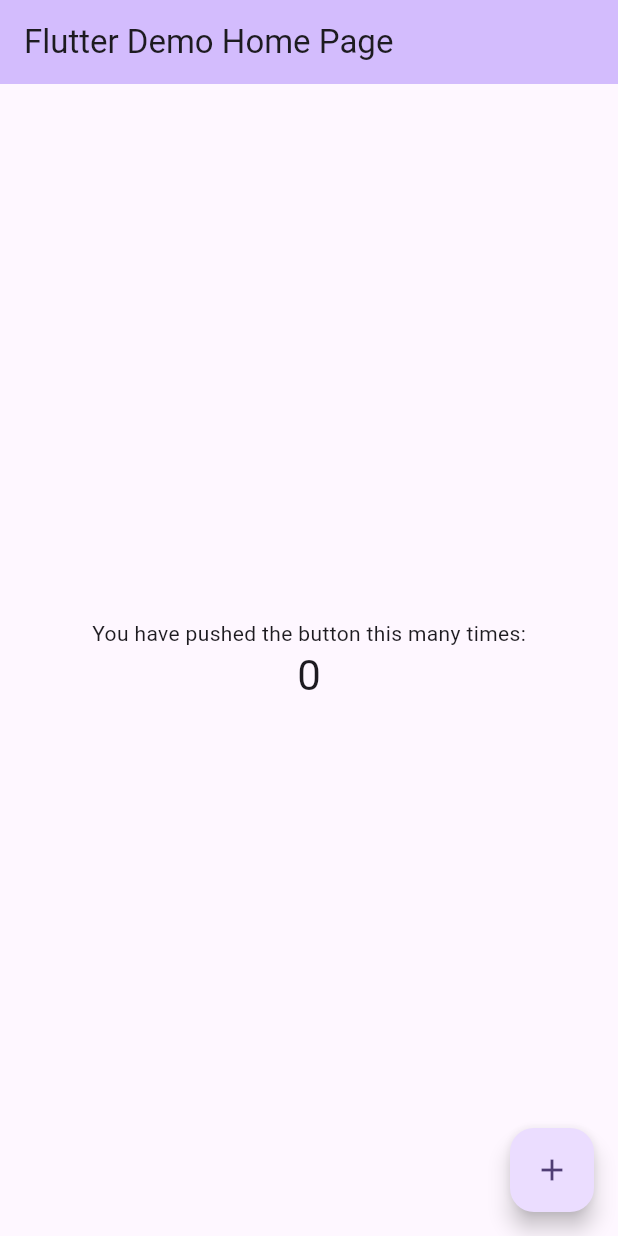
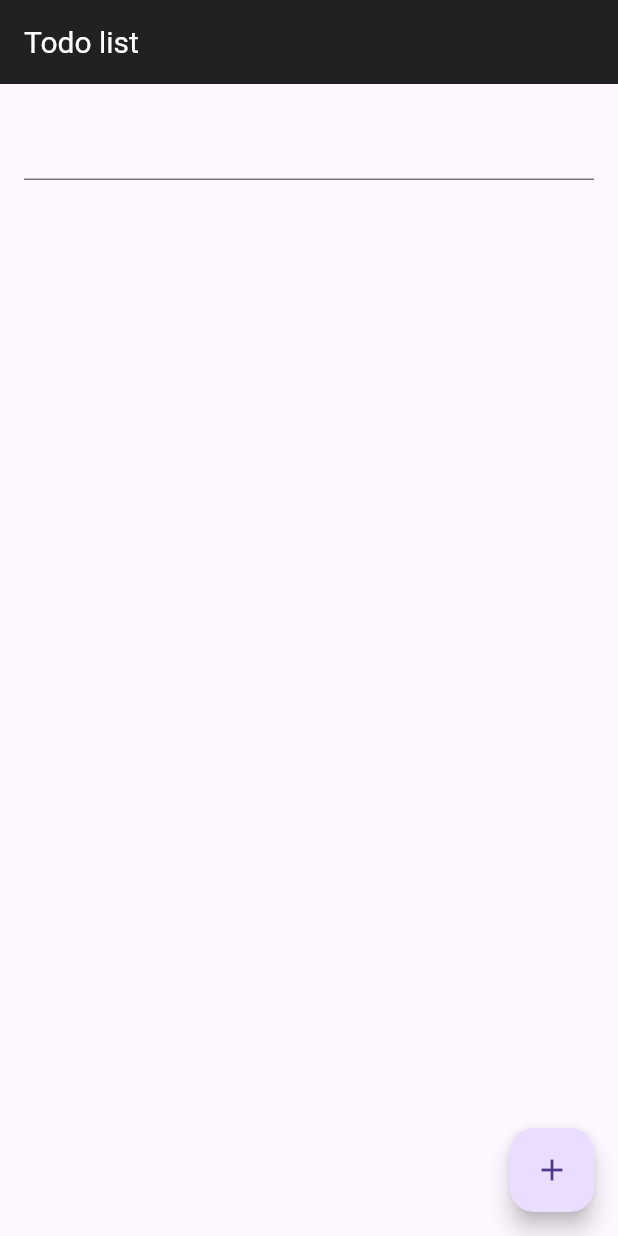
Before and after one commit to paulovsborges/LearningFlutter, a Flutter app: the screen it shows after launch, on a phone screen of 412 x 824 dp. Run offline on Flutter 3.47's test engine with Material 3 defaults, Android fonts, the phone set to English and light mode, and no system bars; our stand-ins replace go_router; missing offline and left inert: dart:ffi.

Commit message:
adding todo list

```diff
--- a/todo_list/lib/main.dart
+++ b/todo_list/lib/main.dart
@@ -1,4 +1,5 @@
 import 'package:flutter/material.dart';
+import 'package:todo_list/todo_list.dart';
 
 void main() {
   runApp(const MyApp());
@@ -7,119 +8,10 @@ void main() {
 class MyApp extends StatelessWidget {
   const MyApp({super.key});
 
-  // This widget is the root of your application.
   @override
   Widget build(BuildContext context) {
-    return MaterialApp(
-      title: 'Flutter Demo',
-      theme: ThemeData(
-        // This is the theme of your application.
-        //
-        // TRY THIS: Try running your application with "flutter run". You'll see
-        // the application has a purple toolbar. Then, without quitting the app,
-        // try changing the seedColor in the colorScheme below to Colors.green
-        // and then invoke "hot reload" (save your changes or press the "hot
-        // reload" button in a Flutter-supported IDE, or press "r" if you used
-        // the command line to start the app).
-        //
-        // Notice that the counter didn't reset back to zero; the application
-        // state is not lost during the reload. To reset the state, use hot
-        // restart instead.
-        //
-        // This works for code too, not just values: Most code changes can be
-        // tested with just a hot reload.
-        colorScheme: ColorScheme.fromSeed(seedColor: Colors.deepPurple),
-        useMaterial3: true,
-      ),
-      home: const MyHomePage(title: 'Flutter Demo Home Page'),
+    return const MaterialApp(
+      home: TodoListContainer(),
     );
   }
 }
-
-class MyHomePage extends StatefulWidget {
-  const MyHomePage({super.key, required this.title});
-
-  // This widget is the home page of your application. It is stateful, meaning
-  // that it has a State object (defined below) that contains fields that affect
-  // how it looks.
-
-  // This class is the configuration for the state. It holds the values (in this
-  // case the title) provided by the parent (in this case the App widget) and
-  // used by the build method of the State. Fields in a Widget subclass are
-  // always marked "final".
-
-  final String title;
-
-  @override
-  State<MyHomePage> createState() => _MyHomePageState();
-}
-
-class _MyHomePageState extends State<MyHomePage> {
-  int _counter = 0;
-
-  void _incrementCounter() {
-    setState(() {
-      // This call to setState tells the Flutter framework that something has
-      // changed in this State, which causes it to rerun the build method below
-      // so that the display can reflect the updated values. If we changed
-      // _counter without calling setState(), then the build method would not be
-      // called again, and so nothing would appear to happen.
-      _counter++;
-    });
-  }
-
-  @override
-  Widget build(BuildContext context) {
-    // This method is rerun every time setState is called, for instance as done
-    // by the _incrementCounter method above.
-    //
-    // The Flutter framework has been optimized to make rerunning build methods
-    // fast, so that you can just rebuild anything that needs updating rather
-    // than having to individually change instances of widgets.
-    return Scaffold(
-      appBar: AppBar(
-        // TRY THIS: Try changing the color here to a specific color (to
-        // Colors.amber, perhaps?) and trigger a hot reload to see the AppBar
-        // change color while the other colors stay the same.
-        backgroundColor: Theme.of(context).colorScheme.inversePrimary,
-        // Here we take the value from the MyHomePage object that was created by
-        // the App.build method, and use it to set our appbar title.
-        title: Text(widget.title),
-      ),
-      body: Center(
-        // Center is a layout widget. It takes a single child and positions it
-        // in the middle of the parent.
-        child: Column(
-          // Column is also a layout widget. It takes a list of children and
-          // arranges them vertically. By default, it sizes itself to fit its
-          // children horizontally, and tries to be as tall as its parent.
-          //
-          // Column has various properties to control how it sizes itself and
-          // how it positions its children. Here we use mainAxisAlignment to
-          // center the children vertically; the main axis here is the vertical
-          // axis because Columns are vertical (the cross axis would be
-          // horizontal).
-          //
-          // TRY THIS: Invoke "debug painting" (choose the "Toggle Debug Paint"
-          // action in the IDE, or press "p" in the console), to see the
-          // wireframe for each widget.
-          mainAxisAlignment: MainAxisAlignment.center,
-          children: <Widget>[
-            const Text(
-              'You have pushed the button this many times:',
-            ),
-            Text(
-              '$_counter',
-              style: Theme.of(context).textTheme.headlineMedium,
-            ),
-          ],
-        ),
-      ),
-      floatingActionButton: FloatingActionButton(
-        onPressed: _incrementCounter,
-        tooltip: 'Increment',
-        child: const Icon(Icons.add),
-      ), // This trailing comma makes auto-formatting nicer for build methods.
-    );
-  }
-}
--- /dev/null
+++ b/todo_list/lib/todo_list.dart
@@ -0,0 +1,159 @@
+import 'package:flutter/cupertino.dart';
+import 'package:flutter/material.dart';
+
+class Task {
+  Task({required this.taskName, required this.isTaskDone});
+
+  final String taskName;
+  final bool isTaskDone;
+}
+
+class TodoListContainer extends StatefulWidget {
+  const TodoListContainer({super.key});
+
+  @override
+  State<TodoListContainer> createState() => _TodoListContainerState();
+}
+
+class _TodoListContainerState extends State<TodoListContainer> {
+  final List<Task> tasks = [];
+
+  void _addTask(String taskName) {
+    setState(() {
+      tasks.add(Task(taskName: taskName, isTaskDone: false));
+    });
+  }
+
+  void _removeTask(int index) {
+    setState(() {
+      tasks.removeAt(index);
+    });
+  }
+
+  void _updateTask(int index) {
+    setState(() {
+      Task currentTask = tasks[index];
+
+      Task newTask = Task(
+          taskName: currentTask.taskName, isTaskDone: !currentTask.isTaskDone);
+
+      tasks.removeAt(index);
+      tasks.insert(index, newTask);
+    });
+  }
+
+  @override
+  Widget build(BuildContext context) {
+    return TodoList(
+      tasks: tasks,
+      onNewTask: (taskName) {
+        _addTask(taskName);
+      },
+      removeTask: (taskIndex) {
+        _removeTask(taskIndex);
+      },
+      updateTask: (taskIndex) {
+        _updateTask(taskIndex);
+      },
+    );
+  }
+}
+
+class TodoList extends StatelessWidget {
+  TodoList({
+    super.key,
+    required this.onNewTask,
+    required this.tasks,
+    required this.removeTask,
+    required this.updateTask,
+  });
+
+  final TextEditingController _textEditingController = TextEditingController();
+  final Function(String taskName) onNewTask;
+  final List<Task> tasks;
+  final Function(int taskIndex) removeTask;
+  final Function(int taskIndex) updateTask;
+
+  @override
+  Widget build(BuildContext context) {
+    return Scaffold(
+      appBar: AppBar(
+        title: const Text('Todo list'),
+        backgroundColor: Colors.black87,
+        titleTextStyle: const TextStyle(color: Colors.white, fontSize: 20),
+      ),
+      body: Container(
+        padding: const EdgeInsets.all(16),
+        child: Column(
+          children: [
+            TextField(
+              controller: _textEditingController,
+            ),
+            SizedBox(
+              height: 300,
+              child: ListView.separated(
+                  separatorBuilder: (context, index) => const Divider(),
+                  itemCount: tasks.length,
+                  itemBuilder: (context, index) {
+                    return TodoItem(
+                      task: tasks[index],
+                      onLongPressed: () {
+                        removeTask(index);
+                      },
+                      onPressed: () {
+                        updateTask(index);
+                      },
+                    );
+                  }),
+            ),
+          ],
+        ),
+      ),
+      floatingActionButton: Row(
+        crossAxisAlignment: CrossAxisAlignment.end,
+        mainAxisAlignment: MainAxisAlignment.end,
+        children: [
+          FloatingActionButton(
+            onPressed: () {
+              if (_textEditingController.text.isNotEmpty) {
+                onNewTask(_textEditingController.text);
+              }
+            },
+            child: const Icon(Icons.add),
+          ),
+        ],
+      ),
+    );
+  }
+}
+
+class TodoItem extends StatelessWidget {
+  const TodoItem({
+    super.key,
+    required this.task,
+    required this.onLongPressed,
+    required this.onPressed,
+  });
+
+  final Task task;
+  final Function() onLongPressed;
+  final Function() onPressed;
+
+  @override
+  Widget build(BuildContext context) {
+    Icon? isItemDone;
+
+    if (task.isTaskDone) {
+      isItemDone = const Icon(Icons.done_all);
+    } else {
+      isItemDone = null;
+    }
+
+    return ListTile(
+      title: Text(task.taskName),
+      onLongPress: onLongPressed,
+      onTap: onPressed,
+      trailing: isItemDone,
+    );
+  }
+}
```
